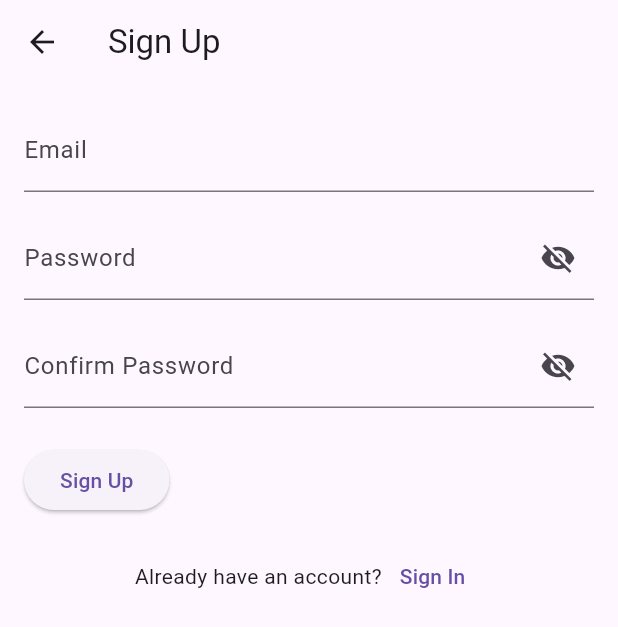
After one commit to coder-aastha/nest-finder, a Flutter app: the screen it shows after launch, after a tap on "Sign Up", on a phone screen of 412 x 824 dp. The commit adds this screen. Shown: the top 627 px of the screen. Run offline on Flutter 3.47's test engine with Material 3 defaults, Android fonts, the light colour scheme and no system bars; our stand-ins replace animated_splash_screen.

Commit message:
Sign up page made

```diff
--- a/lib/app.dart
+++ b/lib/app.dart
@@ -1,6 +1,7 @@
 import 'package:animated_splash_screen/animated_splash_screen.dart';
 import 'package:flutter/material.dart';
-import 'package:nest_finder/view/home_page_view.dart';
+// import 'package:nest_finder/view/home_page_view.dart';
+import 'package:nest_finder/view/login_page_view.dart';
 
 class MyApp extends StatelessWidget {
   const MyApp({super.key});
@@ -13,7 +14,7 @@ class MyApp extends StatelessWidget {
         splash: 'assets/images/nestfinder_animated_logo.gif',
         splashIconSize: 1500.0,
         centered: true,
-        nextScreen: const HomePageView(),
+        nextScreen: const LoginPageView(),
         backgroundColor: Colors.white,
         duration: 2700,
       ),
--- /dev/null
+++ b/lib/view/signup_page_view.dart
@@ -0,0 +1,135 @@
+import 'package:flutter/material.dart';
+import 'login_page_view.dart';
+
+class SignUpPageView extends StatefulWidget {
+  const SignUpPageView({super.key});
+
+  @override
+  SignUpPageViewState createState() => SignUpPageViewState();
+}
+
+class SignUpPageViewState extends State<SignUpPageView> {
+  final TextEditingController emailController = TextEditingController();
+  final TextEditingController passwordController = TextEditingController();
+  final TextEditingController confirmPasswordController = TextEditingController();
+
+  bool isPasswordVisible = false;
+  bool isConfirmPasswordVisible = false;
+
+  // Global variables to store the email and password
+  static String? registeredEmail;
+  static String? registeredPassword;
+
+  @override
+  Widget build(BuildContext context) {
+    return Scaffold(
+      appBar: AppBar(
+        title: const Text('Sign Up'),
+      ),
+      body: Padding(
+        padding: const EdgeInsets.all(16.0),
+        child: Column(
+          crossAxisAlignment: CrossAxisAlignment.start,
+          children: [
+            // Email Field
+            TextField(
+              controller: emailController,
+              decoration: const InputDecoration(labelText: 'Email'),
+            ),
+            const SizedBox(height: 16),
+
+            // Password Field
+            TextField(
+              controller: passwordController,
+              obscureText: !isPasswordVisible,
+              decoration: InputDecoration(
+                labelText: 'Password',
+                suffixIcon: IconButton(
+                  icon: Icon(
+                    isPasswordVisible ? Icons.visibility : Icons.visibility_off,
+                  ),
+                  onPressed: () {
+                    setState(() {
+                      isPasswordVisible = !isPasswordVisible;
+                    });
+                  },
+                ),
+              ),
+            ),
+            const SizedBox(height: 16),
+
+            // Confirm Password Field
+            TextField(
+              controller: confirmPasswordController,
+              obscureText: !isConfirmPasswordVisible,
+              decoration: InputDecoration(
+                labelText: 'Confirm Password',
+                suffixIcon: IconButton(
+                  icon: Icon(
+                    isConfirmPasswordVisible ? Icons.visibility : Icons.visibility_off,
+                  ),
+                  onPressed: () {
+                    setState(() {
+                      isConfirmPasswordVisible = !isConfirmPasswordVisible;
+                    });
+                  },
+                ),
+              ),
+            ),
+            const SizedBox(height: 24),
+
+            // Sign Up Button
+            ElevatedButton(
+              onPressed: () {
+                if (passwordController.text == confirmPasswordController.text) {
+                  // Store the email and password in memory
+                  setState(() {
+                    registeredEmail = emailController.text;
+                    registeredPassword = passwordController.text;
+                  });
+
+                  ScaffoldMessenger.of(context).showSnackBar(
+                    const SnackBar(content: Text('Registered successfully!')),
+                  );
+
+                  // Navigate back to LoginPageView
+                  Future.delayed(const Duration(seconds: 1), () {
+                    Navigator.pushReplacement(
+                      context,
+                      MaterialPageRoute(
+                        builder: (context) => const LoginPageView(),
+                      ),
+                    );
+                  });
+                } else {
+                  ScaffoldMessenger.of(context).showSnackBar(
+                    const SnackBar(content: Text('Passwords do not match!')),
+                  );
+                }
+              },
+              child: const Text('Sign Up'),
+            ),
+            const SizedBox(height: 16),
+
+            // Already have an account? Sign In
+            Row(
+              mainAxisAlignment: MainAxisAlignment.center,
+              children: [
+                const Text('Already have an account?'),
+                TextButton(
+                  onPressed: () {
+                    Navigator.pushReplacement(
+                      context,
+                      MaterialPageRoute(builder: (context) => const LoginPageView()),
+                    );
+                  },
+                  child: const Text('Sign In'),
+                ),
+              ],
+            ),
+          ],
+        ),
+      ),
+    );
+  }
+}
```
